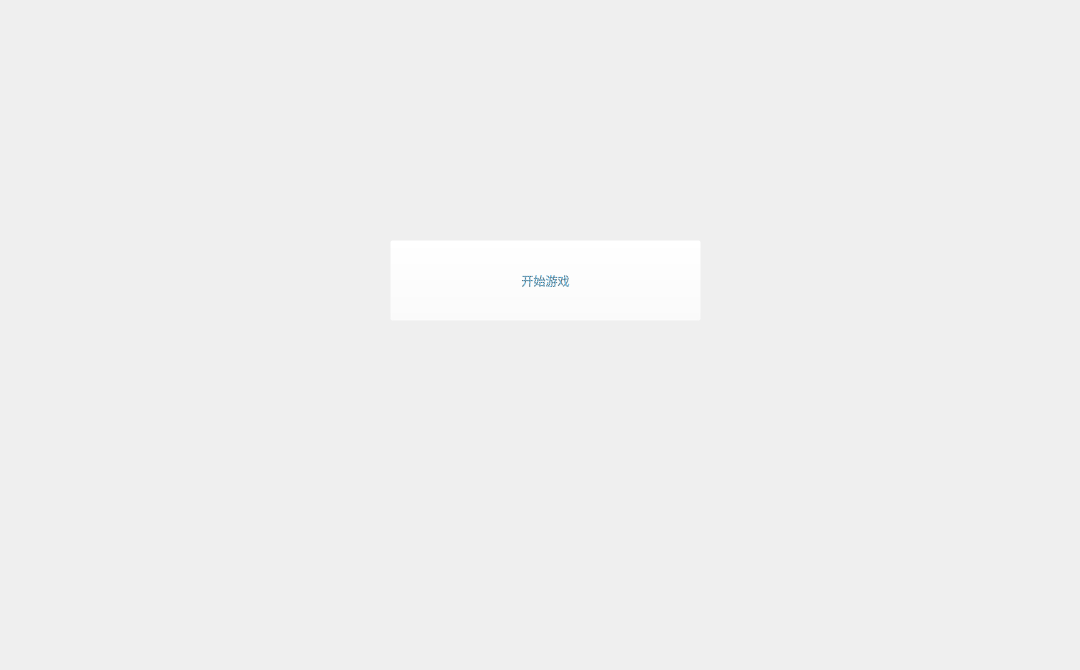
This is menu.ui in a12387/QtTheSpire as Qt 5 draws it before an edit. The edited form follows.
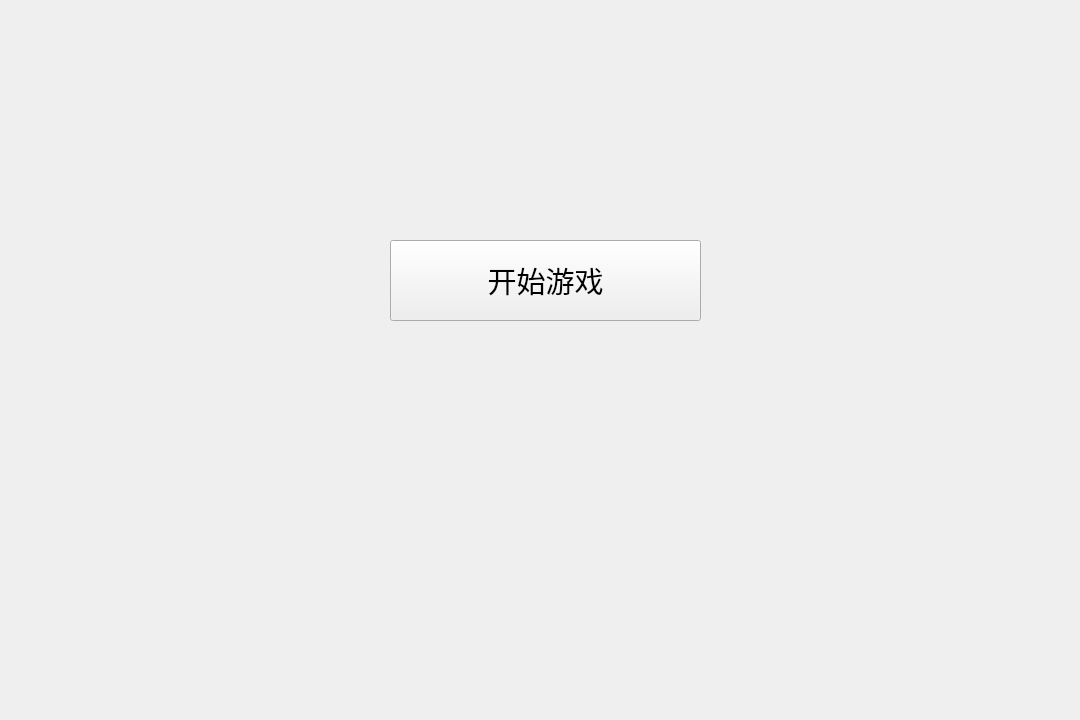
This is the edited form. Icons and pictures are not drawn.

Patch:
```diff
--- a/menu.ui
+++ b/menu.ui
@@ -7,7 +7,7 @@
     <x>0</x>
     <y>0</y>
     <width>1080</width>
-    <height>670</height>
+    <height>720</height>
    </rect>
   </property>
   <property name="windowTitle">
@@ -22,10 +22,17 @@
      <height>81</height>
     </rect>
    </property>
+   <property name="font">
+    <font>
+     <family>华文彩云</family>
+     <pointsize>22</pointsize>
+     <italic>false</italic>
+     <bold>false</bold>
+     <kerning>true</kerning>
+    </font>
+   </property>
    <property name="styleSheet">
-    <string notr="true">color: qradialgradient(spread:repeat, cx:0.5, cy:0.5, radius:0.077, fx:0.5, fy:0.5, stop:0 rgba(0, 169, 255, 147), stop:0.497326 rgba(0, 0, 0, 147), stop:1 rgba(0, 169, 255, 147));
-background-color: rgba(255, 255, 255, 0);
-font: 22pt &quot;华文琥珀&quot;;</string>
+    <string notr="true"/>
    </property>
    <property name="text">
     <string>开始游戏</string>
@@ -48,6 +55,25 @@
     <string/>
    </property>
   </widget>
+  <widget class="QLabel" name="label_2">
+   <property name="geometry">
+    <rect>
+     <x>0</x>
+     <y>0</y>
+     <width>1080</width>
+     <height>720</height>
+    </rect>
+   </property>
+   <property name="styleSheet">
+    <string notr="true">background-image: url(:/game/resource/ui/menu.jpg);</string>
+   </property>
+   <property name="text">
+    <string/>
+   </property>
+  </widget>
+  <zorder>label_2</zorder>
+  <zorder>label</zorder>
+  <zorder>pushButton</zorder>
  </widget>
  <resources/>
  <connections/>
```
